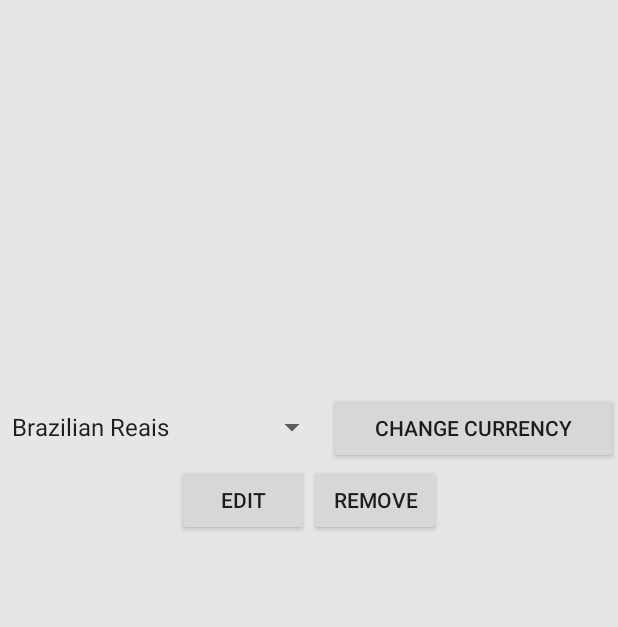
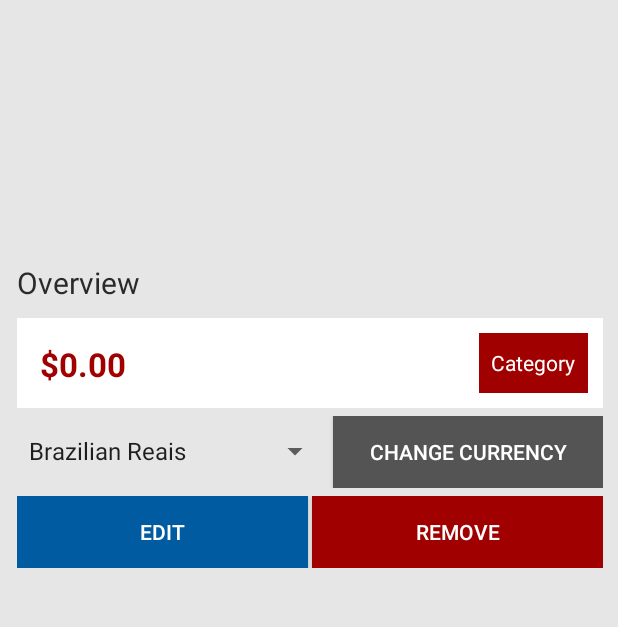
Before and after one commit to danielyoshizawa/mybudget, an Android app: the EntryDetails screen opened directly, with no data from a screen before it, on a phone screen of 412 x 824 dp, the part 166-793 px from its top. Run offline under Robolectric (Android 15) with nearby library versions, the phone set to English and light mode, and no system bars; 6 statements that could not run were skipped.

Commit message:
Detailed entry view design ready

```diff
--- a/app/src/main/java/com/depaul/daniel/mybudget/EntryDetails.java
+++ b/app/src/main/java/com/depaul/daniel/mybudget/EntryDetails.java
@@ -5,12 +5,15 @@ import android.content.Context;
 import android.content.Intent;
 import android.os.AsyncTask;
 import android.os.Bundle;
+import android.support.v4.content.ContextCompat;
+import android.util.Log;
 import android.view.Menu;
 import android.view.MenuItem;
 import android.view.View;
 import android.view.ViewGroup;
 import android.widget.ArrayAdapter;
 import android.widget.Button;
+import android.widget.LinearLayout;
 import android.widget.Spinner;
 import android.widget.TextView;
 
@@ -27,6 +30,9 @@ import android.os.Bundle;
 import android.support.v7.app.AppCompatActivity;
 
 import org.json.JSONException;
+
+import java.text.DecimalFormat;
+import java.text.NumberFormat;
 import java.util.ArrayList;
 
 public class EntryDetails extends Layout {
@@ -37,11 +43,12 @@ public class EntryDetails extends Layout {
     private Button removeButton, editButton, changeCurrencyButton;
     private Spinner currencySpinner;
     private TextView valueLabel;
-    private TextView latitudeLabel;
-    private TextView longitudeLabel;
     private TextView categoryLabel;
     private TextView currencyLabel;
+    private TextView entryLabel;
     private ArrayList<Currency> currencyList;
+    private LinearLayout currencyHolder;
+    private String currencyChosen;
 
     private GoogleMap googleMap;
 
@@ -73,10 +80,17 @@ public class EntryDetails extends Layout {
             position = intent.getIntExtra("EntryPosition", 0);
             thisEntry = Entries.GetEntryAt(position);
 
-            valueLabel.setText(thisEntry.GetValue());
-            latitudeLabel.setText(thisEntry.GetLatitude());
-            longitudeLabel.setText(thisEntry.GetLongitude());
+            valueLabel.setText(DataValidator.FormatCurrency(this, Double.parseDouble(thisEntry.GetValue())));
+            entryLabel.setText(thisEntry.GetTitle());
             categoryLabel.setText(thisEntry.GetCategory().GetName());
+
+            if (thisEntry.IsIncome()) {
+                categoryLabel.setBackgroundColor(ContextCompat.getColor(this, R.color.blue));
+                valueLabel.setTextColor(ContextCompat.getColor(this, R.color.blue));
+            } else {
+                categoryLabel.setBackgroundColor(ContextCompat.getColor(this, R.color.red));
+                valueLabel.setTextColor(ContextCompat.getColor(this, R.color.red));
+            }
 
             try {
                 if (googleMap == null) {
@@ -119,13 +133,14 @@ public class EntryDetails extends Layout {
         editButton = (Button) findViewById(R.id.button_edit_detail);
         changeCurrencyButton = (Button) findViewById(R.id.button_change_currency);
 
+        entryLabel = (TextView) findViewById(R.id.details_entry_title);
         valueLabel = (TextView) findViewById(R.id.EntryValue); // TODO rename R.id
-        latitudeLabel = (TextView) findViewById(R.id.details_latitude_label);
-        longitudeLabel = (TextView) findViewById(R.id.details_longitude_label);
         categoryLabel = (TextView) findViewById(R.id.details_category_label);
         currencyLabel = (TextView) findViewById(R.id.details_currency_label);
         currencySpinner = (Spinner) findViewById(R.id.details_currency_spinner);
 
+        currencyHolder = (LinearLayout) findViewById(R.id.details_currency_holder);
+        currencyHolder.setVisibility(View.GONE);
     }
 
     private void configureListeners() {
@@ -153,6 +168,7 @@ public class EntryDetails extends Layout {
                 for(Currency curr: currencyList) {
                     if(curr.getFullName().equals(fullName)) {
                         new GETCurrency().execute(curr.getCodeName());
+                        currencyChosen = curr.getCodeName();
                     }
                 }
             }
@@ -182,7 +198,8 @@ public class EntryDetails extends Layout {
         @Override
         protected void onPostExecute(String currencyValue) {
             double newValue = Double.parseDouble(currencyValue) * Double.parseDouble(thisEntry.GetValue());
-            currencyLabel.setText(Double.toString(newValue));
+            currencyLabel.setText(currencyChosen + " " + new DecimalFormat("#.00").format(newValue));
+            currencyHolder.setVisibility(View.VISIBLE);
         }
     }
 
--- a/app/src/main/res/layout/activity_entry_details.xml
+++ b/app/src/main/res/layout/activity_entry_details.xml
@@ -17,79 +17,116 @@
 
     <LinearLayout
         android:layout_width="match_parent"
-        android:layout_height="wrap_content"
-        android:orientation="vertical">
+        android:layout_height="fill_parent"
+        android:orientation="vertical"
+        android:padding="10dp"
+        android:layout_marginLeft="1dp">
+
+        <TextView
+            android:layout_width="wrap_content"
+            android:layout_height="wrap_content"
+            android:textAppearance="?android:attr/textAppearanceMedium"
+            android:text="Overview"
+            android:id="@+id/details_entry_title"
+            android:textColor="#2a2a2a"
+            android:textSize="20dp"
+            android:layout_marginBottom="10dp" />
+
+        <RelativeLayout
+            android:layout_width="match_parent"
+            android:layout_height="60dp"
+            android:padding="10dp" android:background="#ffffff">
+
+            <TextView android:id="@+id/EntryValue"
+                android:textStyle="bold"
+                android:layout_width="wrap_content"
+                android:layout_height="wrap_content"
+                android:text="$0.00"
+                android:textSize="22dp"
+                android:layout_marginLeft="5dp"
+                android:layout_marginTop="6dp" />
+
+            <TextView
+                android:layout_width="wrap_content"
+                android:layout_height="match_parent"
+                android:id="@+id/details_category_label"
+                android:layout_alignParentRight="true"
+                android:text="Category"
+                android:gravity="center"
+                android:padding="8dp"
+                android:textColor="#ffffff" />
+
+        </RelativeLayout>
 
         <LinearLayout
-            android:layout_width="wrap_content"
+            android:layout_width="match_parent"
             android:layout_height="wrap_content"
             android:layout_alignParentTop="true"
             android:layout_weight="0"
-            android:orientation="vertical">
-            <TextView
-                android:id="@+id/EntryValue"
-                android:layout_width="wrap_content"
-                android:layout_height="wrap_content" />
-            <TextView
-                android:id="@+id/details_latitude_label"
-                android:layout_width="wrap_content"
-                android:layout_height="wrap_content" />
-
-            <TextView
-                android:id="@+id/details_longitude_label"
-                android:layout_width="wrap_content"
-                android:layout_height="wrap_content" />
-
-            <TextView
-                android:id="@+id/details_category_label"
-                android:layout_width="wrap_content"
-                android:layout_height="wrap_content" />
+            android:orientation="vertical"
+            android:padding="10dp"
+            android:background="#ffffff"
+            android:id="@+id/details_currency_holder">
 
             <TextView
                 android:id="@+id/details_currency_label"
                 android:layout_width="wrap_content"
-                android:layout_height="wrap_content" />
+                android:layout_height="wrap_content"
+                android:textSize="22dp"
+                android:text="0.00"
+                android:textStyle="bold"
+                android:layout_marginLeft="5dp" />
         </LinearLayout>
 
         <LinearLayout
             android:layout_width="match_parent"
-            android:layout_height="0dp"
-            android:layout_weight="2"
-            android:gravity="center|bottom">
+            android:layout_height="wrap_content"
+            android:layout_marginBottom="5dp"
+            android:layout_marginTop="5dp">
 
 
             <Spinner
                 android:layout_width="wrap_content"
                 android:layout_height="wrap_content"
                 android:id="@+id/details_currency_spinner"
-                android:layout_weight="1" />
+                android:layout_weight="1"
+                android:layout_marginRight="1dp" />
 
             <Button
                 android:id="@+id/button_change_currency"
                 android:layout_width="wrap_content"
                 android:layout_height="wrap_content"
                 android:text="Change Currency"
-                android:layout_weight="1" />
+                android:layout_weight="1"
+                android:background="#545454"
+                android:textColor="#ffffff"
+                android:padding="10dp" />
 
         </LinearLayout>
 
         <LinearLayout
             android:layout_width="match_parent"
-            android:layout_height="0dp"
-            android:layout_weight="1"
-            android:gravity="center|bottom">
+            android:layout_height="wrap_content">
 
             <Button
                 android:id="@+id/button_edit_detail"
-                android:layout_width="wrap_content"
+                android:layout_width="match_parent"
                 android:layout_height="wrap_content"
-                android:text="Edit"/>
+                android:text="Edit"
+                android:layout_weight="1"
+                android:background="#005ba1"
+                android:textColor="#ffffff"
+                android:layout_marginRight="1dp" />
 
             <Button
                 android:id="@+id/button_remove_detail"
-                android:layout_width="wrap_content"
+                android:layout_width="match_parent"
                 android:layout_height="wrap_content"
-                android:text="Remove" />
+                android:text="Remove"
+                android:layout_weight="1"
+                android:background="#a10000"
+                android:textColor="#ffffff"
+                android:layout_marginLeft="1dp" />
 
         </LinearLayout>
 
```
